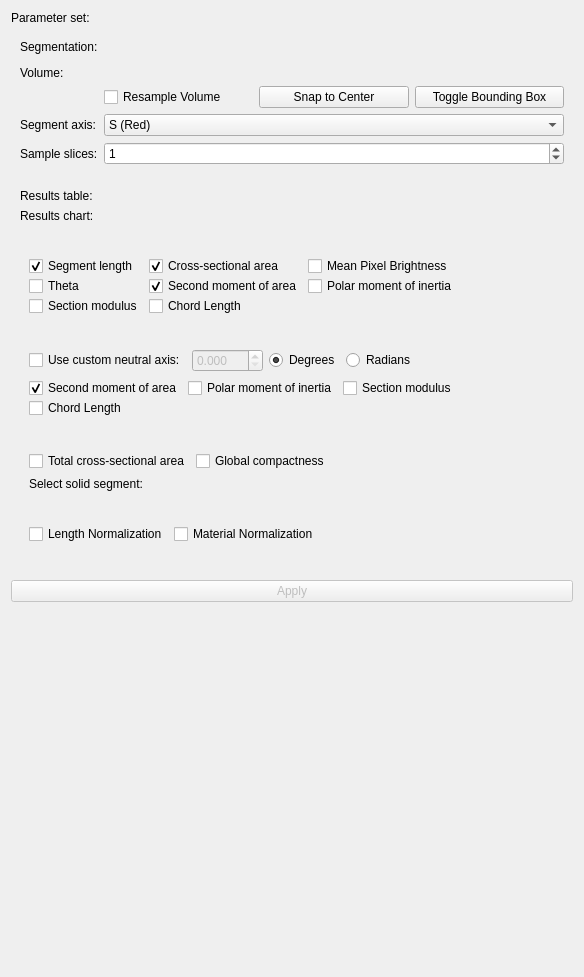
Old version of the form SegmentGeometry/Resources/UI/SegmentGeometry.ui in the repository jmhuie/SlicerBiomech.
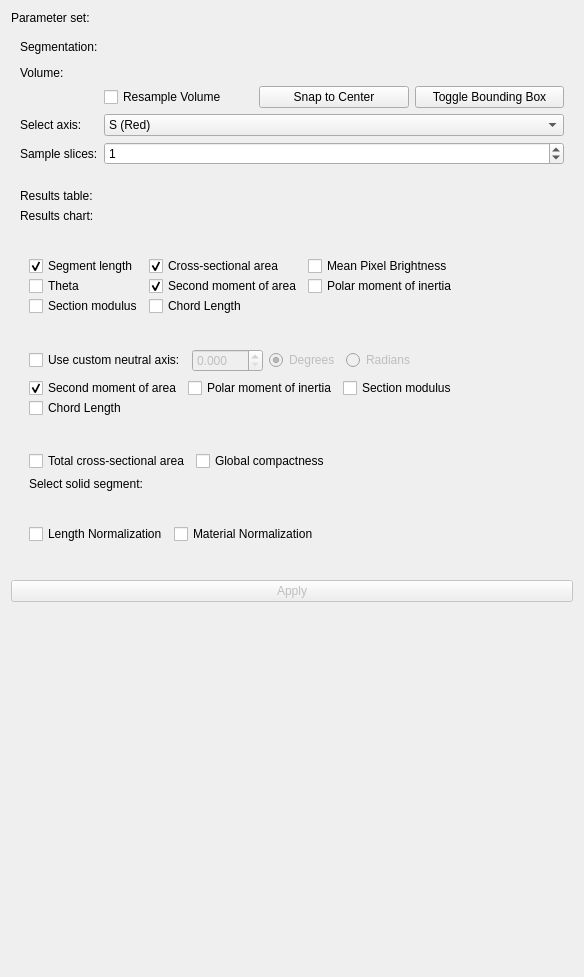
New version of the form. Custom widgets are drawn as their Qt base class.

Commit message: tool tip edits

```diff
--- a/SegmentGeometry/Resources/UI/SegmentGeometry.ui
+++ b/SegmentGeometry/Resources/UI/SegmentGeometry.ui
@@ -203,7 +203,7 @@
       <item row="5" column="0">
        <widget class="QLabel" name="label_3">
         <property name="text">
-         <string>Segment axis:</string>
+         <string>Select axis:</string>
         </property>
        </widget>
       </item>
@@ -564,6 +564,9 @@
             </item>
             <item row="0" column="2">
              <widget class="QRadioButton" name="DegradioButton">
+              <property name="enabled">
+               <bool>false</bool>
+              </property>
               <property name="text">
                <string>Degrees</string>
               </property>
@@ -574,6 +577,9 @@
             </item>
             <item row="0" column="3">
              <widget class="QRadioButton" name="RadradioButton">
+              <property name="enabled">
+               <bool>false</bool>
+              </property> 
               <property name="text">
                <string>Radians</string>
               </property>
```
The commit also changes 2 other files.
